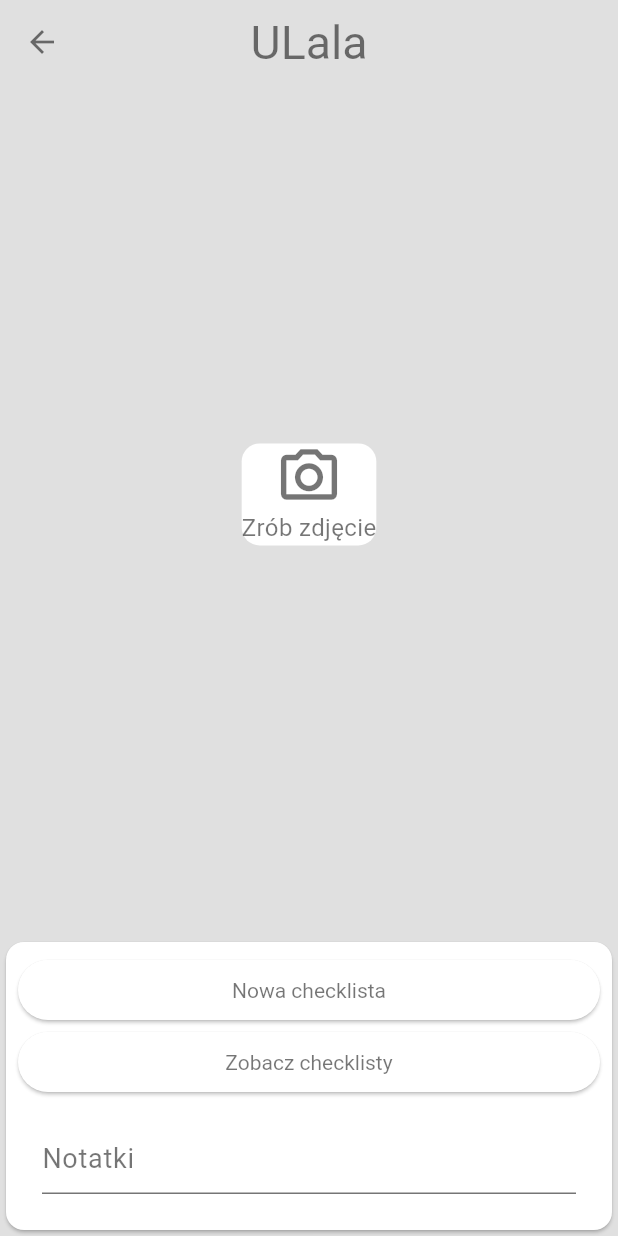
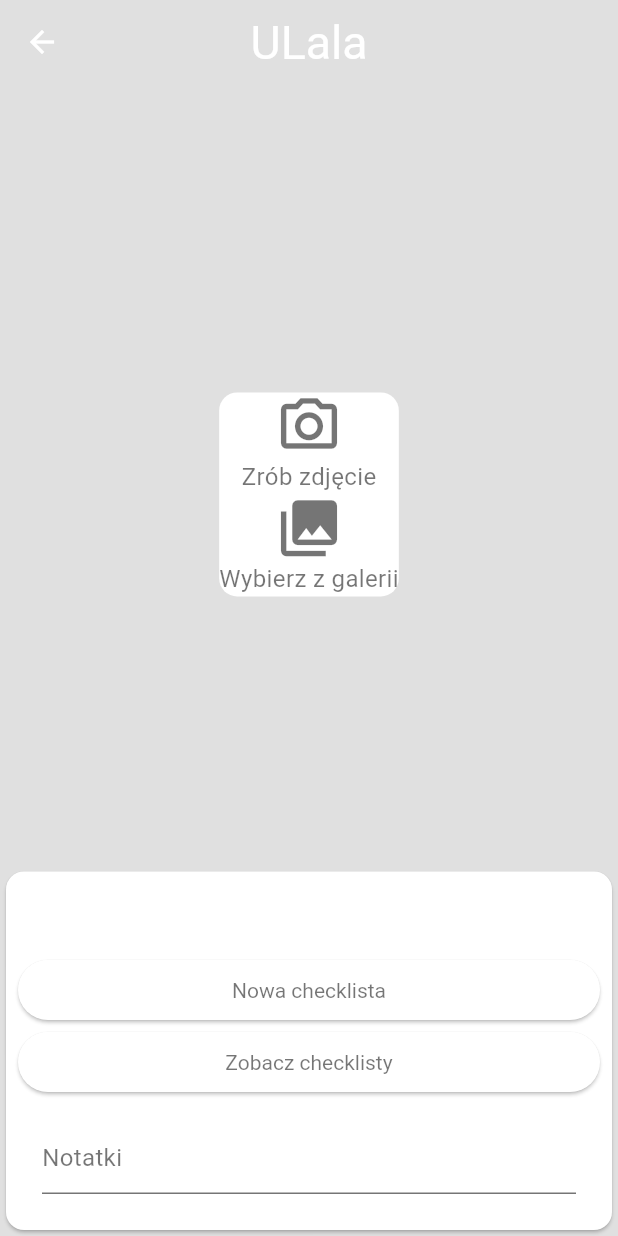
Before and after one commit to agata-miko/ule, a Flutter app: the HiveScreen screen opened directly with empty values, after a tap on "Zrób zdjęcie", on a phone screen of 412 x 824 dp. Run offline on Flutter 3.47's test engine with Material 3 defaults, Android fonts, the phone set to English and light mode, and no system bars; our stand-ins replace animated_text_kit, flutter_riverpod, google_fonts, image_picker, sqflite; missing offline and left inert: modern_themes; accounts and stored records are empty; Roboto replaces fonts that are missing (Zeyada).

Commit message:
hive_screen design changes

```diff
--- a/lib/models/note.dart
+++ b/lib/models/note.dart
@@ -39,6 +39,7 @@ class NoteEditorState extends ConsumerState<NoteEditor> {
     return Container(
       padding: const EdgeInsets.all(16.0),
       child: TextField(
+        style: Theme.of(context).textTheme.bodyMedium,
         maxLines: null,
         controller: _textEditingController,
         textAlign: TextAlign.justify,
--- a/lib/screens/hive_screen_3.dart
+++ b/lib/screens/hive_screen_3.dart
@@ -40,12 +40,15 @@ class _HiveScreenState extends ConsumerState<HiveScreen> {
         ? Image.file(
             widget.selectedImage!,
             fit: BoxFit.cover,
+            height: MediaQuery.of(context).size.height,
           )
         : ImageInput(onPickImage: (image) {
             updateHiveData(context, image);
           });
 
-    bool isImageDisplayPhoto() {return imageDisplay is Image ? true : false;}
+    bool isImageDisplayPhoto() {
+      return imageDisplay is Image ? true : false;
+    }
 
     bool _shouldExtendBody() {
       // Check if the keyboard is open and the screen is adjusting
@@ -57,12 +60,14 @@ class _HiveScreenState extends ConsumerState<HiveScreen> {
     return Scaffold(
       extendBodyBehindAppBar: _shouldExtendBody(),
       appBar: AppBar(
+        iconTheme: IconThemeData(color: Colors.white),
         //TODO make the appbar's text and icon color dependent on the color palette of the photo taken by user
         title: Text(
           'ULala',
           style: TextStyle(
             fontFamily: GoogleFonts.zeyada().fontFamily,
             fontSize: 31,
+            color: Colors.white,
           ),
         ),
       ),
@@ -74,11 +79,15 @@ class _HiveScreenState extends ConsumerState<HiveScreen> {
             right: 0,
             top: 0,
             child: SingleChildScrollView(
-              child: SizedBox(height: MediaQuery.of(context).size.height * 0.8,
+              child: SizedBox(
+                height: MediaQuery.of(context).size.height * 0.8,
                 child: Stack(
                   children: [
-                    isImageDisplayPhoto() ? imageDisplay : Center(child: imageDisplay),
-                    if (isImageDisplayPhoto()) Container(
+                    isImageDisplayPhoto()
+                        ? imageDisplay
+                        : Center(child: imageDisplay),
+                    if (isImageDisplayPhoto())
+                      Container(
                         decoration: BoxDecoration(
                           gradient: LinearGradient(
                             begin: Alignment.center,
@@ -102,7 +111,7 @@ class _HiveScreenState extends ConsumerState<HiveScreen> {
             top: null,
             child: ConstrainedBox(
               constraints: BoxConstraints(
-                  maxHeight: MediaQuery.of(context).size.height * 0.5),
+                  maxHeight: MediaQuery.of(context).size.height * 0.4),
               child: Card(
                 color: Theme.of(context).colorScheme.primaryContainer,
                 child: Padding(
@@ -112,6 +121,16 @@ class _HiveScreenState extends ConsumerState<HiveScreen> {
                       mainAxisAlignment: MainAxisAlignment.spaceEvenly,
                       crossAxisAlignment: CrossAxisAlignment.stretch,
                       children: [
+                        Padding(
+                          padding: const EdgeInsets.symmetric(vertical: 10),
+                          child: Center(
+                            child: Text(widget.hiveName,
+                                style: Theme.of(context)
+                                    .textTheme
+                                    .bodyLarge!
+                            ),
+                          ),
+                        ),
                         ElevatedButton(
                           onPressed: () {
                             Navigator.of(context).push(
--- a/lib/todo.dart
+++ b/lib/todo.dart
@@ -12,3 +12,4 @@
 //TODO czyszczenie searchbarow po usunieciu wyszukanego ula
 //TODO prompt ze nie wszystkie pytania zostaly wypelnione?
 //TODO MediaQuery
+//TODO dodawanie zdjecia z biblioteki IMAGE PICKER?
--- a/lib/widgets/image_input.dart
+++ b/lib/widgets/image_input.dart
@@ -17,10 +17,10 @@ class _ImageInputState extends ConsumerState<ImageInput> {
 
   File? _selectedImage;
 
-  void _takePicture() async {
+  void _takePicture(ImageSource source) async {
     final imagePicker = ImagePicker();
     final pickedImage =
-        await imagePicker.pickImage(source: ImageSource.camera, maxWidth: 600);
+        await imagePicker.pickImage(source: source, maxWidth: 600);
 
     if (pickedImage == null) {
       return;
@@ -38,9 +38,11 @@ class _ImageInputState extends ConsumerState<ImageInput> {
     Widget content = Card(
       color: Theme.of(context).colorScheme.primaryContainer,
       elevation: 0,
-      child: GestureDetector(
+      child: Column(
+        children: [
+          GestureDetector(
             onTap: () {
-          _takePicture();
+              _takePicture(ImageSource.camera);
             },
             child: const Column(
               mainAxisAlignment: MainAxisAlignment.center,
@@ -50,6 +52,21 @@ class _ImageInputState extends ConsumerState<ImageInput> {
                 Text('Zrób zdjęcie'),
               ],
             ),
+          ),
+          GestureDetector(
+            onTap: () {
+              _takePicture(ImageSource.gallery);
+            },
+            child: const Column(
+              mainAxisAlignment: MainAxisAlignment.center,
+              mainAxisSize: MainAxisSize.min,
+              children: <Widget>[
+                Icon(Icons.photo_library, size: 45,),
+                Text('Wybierz z galerii'),
+              ],
+            ),
+          ),
+        ],
       ),
     );
 
@@ -61,13 +78,15 @@ class _ImageInputState extends ConsumerState<ImageInput> {
 
     if (_selectedImage != null) {
       content = GestureDetector(
-        onTap: _takePicture,
+        onTap: () {
+          _takePicture(ImageSource.camera);
+        },
         child: ClipRRect(borderRadius: BorderRadius.circular(20),
           child: Image.file(
             _selectedImage!,
             fit: BoxFit.cover,
-            width: double.infinity,
-            height: double.infinity,
+            width: MediaQuery.of(context).size.width * 0.9,
+            height: MediaQuery.of(context).size.height * 0.5,
           ),
         ),
       );
@@ -80,10 +99,15 @@ class _ImageInputState extends ConsumerState<ImageInput> {
       //     color: Theme.of(context).colorScheme.primary.withOpacity(0.5),
       //   ),
       // ),
-      height: 250,
+      height: MediaQuery.of(context).size.height * 0.5,
       width: double.infinity,
       alignment: Alignment.center,
-      child: content,
+      child: Column(
+      mainAxisAlignment: MainAxisAlignment.center,
+      children: [
+        content,
+      ],
+    ),
     );
   }
 }
```
Lines whose indentation alone changed are shown as unchanged.
